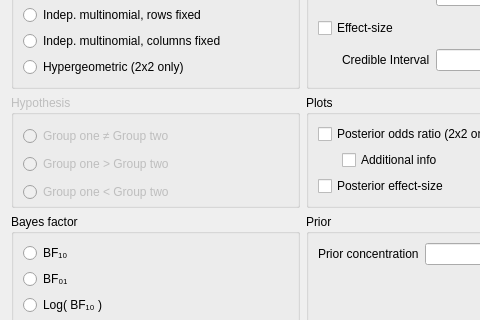
jasp-stats/jasp-desktop, file JASP-Desktop/analysisforms/contingencytablesbayesianform.ui: the form before one commit; both pictures show x 0 to 480 and y 484 to 804 of the 606 by 1184 pixel window.
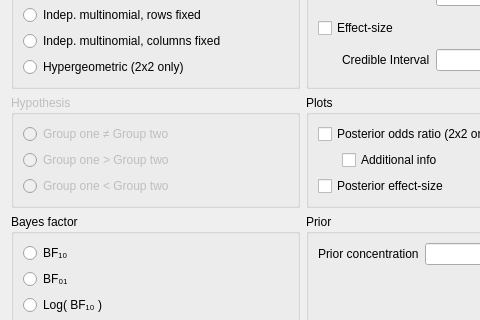
The form after the commit. Custom widgets are drawn as their Qt base class.

What changed in the file:
```diff
--- a/JASP-Desktop/analysisforms/contingencytablesbayesianform.ui
+++ b/JASP-Desktop/analysisforms/contingencytablesbayesianform.ui
@@ -623,9 +623,6 @@
             <string>Hypothesis</string>
            </property>
            <layout class="QGridLayout" name="gridLayout_11">
-            <property name="bottomMargin">
-             <number>0</number>
-            </property>
             <item row="1" column="0">
              <widget class="QRadioButton" name="_2oneTailedGreaterThan">
               <property name="text">
```
